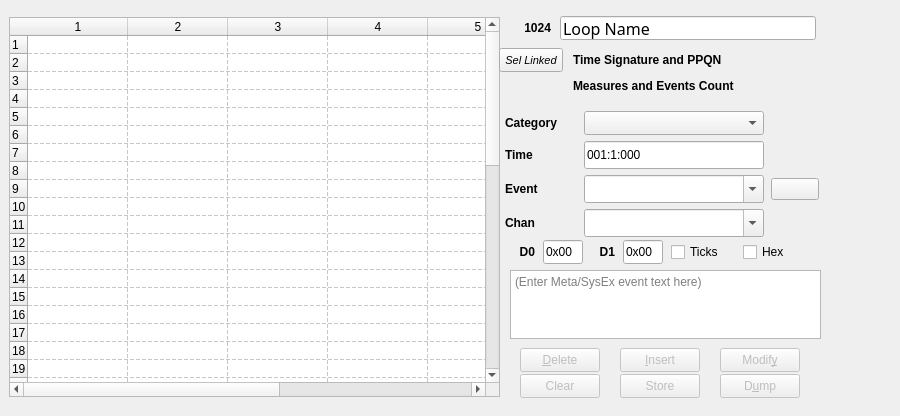
Before: the Qt Designer form seq_qt5/src/gui/qseqeventframe.ui in ahlstromcj/seq66, drawn with Qt 5.
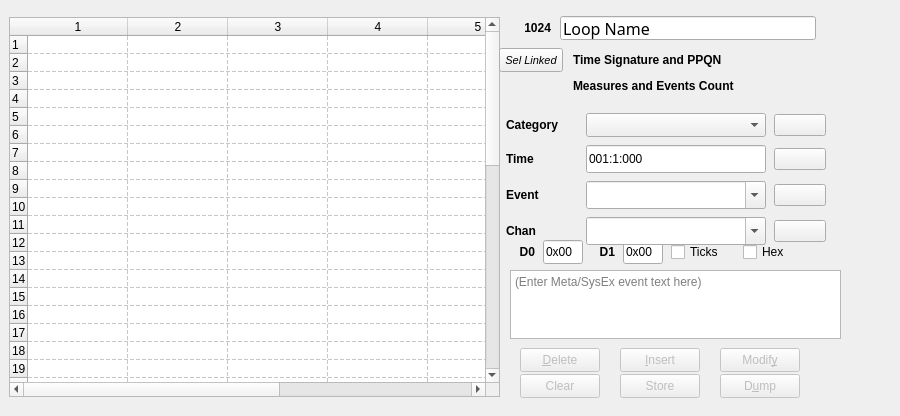
After: the same form once the commit is applied.

Commit message: Rearranging scripts, adding pattern grow button in progress.

What changed in the file:
```diff
--- a/seq_qt5/src/gui/qseqeventframe.ui
+++ b/seq_qt5/src/gui/qseqeventframe.ui
@@ -155,7 +155,7 @@
     <rect>
      <x>510</x>
      <y>270</y>
-     <width>311</width>
+     <width>331</width>
      <height>69</height>
     </rect>
    </property>
@@ -734,8 +734,8 @@
     <rect>
      <x>502</x>
      <y>109</y>
-     <width>321</width>
-     <height>131</height>
+     <width>331</width>
+     <height>142</height>
     </rect>
    </property>
    <layout class="QGridLayout" name="gridLayout">
@@ -905,13 +905,13 @@
      <widget class="QPushButton" name="select_button">
       <property name="minimumSize">
        <size>
-        <width>48</width>
+        <width>52</width>
         <height>0</height>
        </size>
       </property>
       <property name="maximumSize">
        <size>
-        <width>48</width>
+        <width>52</width>
         <height>16777215</height>
        </size>
       </property>
@@ -981,6 +981,72 @@
       </property>
      </widget>
     </item>
+    <item row="1" column="2">
+     <widget class="QPushButton" name="grow_button">
+      <property name="minimumSize">
+       <size>
+        <width>52</width>
+        <height>0</height>
+       </size>
+      </property>
+      <property name="maximumSize">
+       <size>
+        <width>52</width>
+        <height>16777215</height>
+       </size>
+      </property>
+      <property name="toolTip">
+       <string>Increase pattern size by 1 measure.</string>
+      </property>
+      <property name="text">
+       <string/>
+      </property>
+     </widget>
+    </item>
+    <item row="3" column="2">
+     <widget class="QPushButton" name="reserved_button_1">
+      <property name="minimumSize">
+       <size>
+        <width>52</width>
+        <height>0</height>
+       </size>
+      </property>
+      <property name="maximumSize">
+       <size>
+        <width>52</width>
+        <height>16777215</height>
+       </size>
+      </property>
+      <property name="toolTip">
+       <string>Reserved</string>
+      </property>
+      <property name="text">
+       <string/>
+      </property>
+     </widget>
+    </item>
+    <item row="0" column="2">
+     <widget class="QPushButton" name="reserved_button_2">
+      <property name="minimumSize">
+       <size>
+        <width>52</width>
+        <height>0</height>
+       </size>
+      </property>
+      <property name="maximumSize">
+       <size>
+        <width>52</width>
+        <height>16777215</height>
+       </size>
+      </property>
+      <property name="toolTip">
+       <string>Reserved</string>
+      </property>
+      <property name="text">
+       <string/>
+      </property>
+     </widget>
+    </item>
    </layout>
   </widget>
  </widget>
```
Left out of the diff: 4 changed lines with no effect on the pictures. The commit also changes 21 other files.
